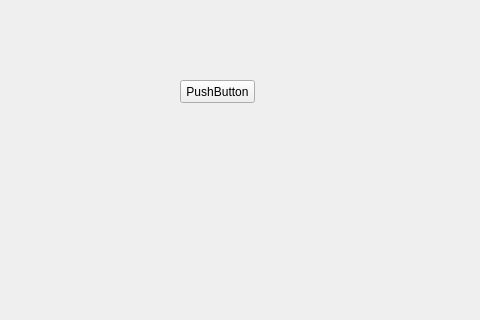
This is System/mainwindow.ui in starsload/46572020 as Qt 5 draws it before an edit; both pictures show x 140 to 620 and y 180 to 500 of the 800 by 600 pixel window. The edited form follows.
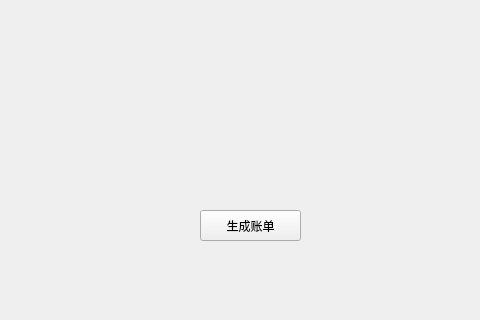
This is the edited form.

Commit message: 账单、详单页面设计

The edit to the form file:
```diff
--- a/System/mainwindow.ui
+++ b/System/mainwindow.ui
@@ -17,14 +17,14 @@
    <widget class="QPushButton" name="pushButton">
     <property name="geometry">
      <rect>
-      <x>320</x>
-      <y>260</y>
-      <width>75</width>
-      <height>23</height>
+      <x>340</x>
+      <y>390</y>
+      <width>101</width>
+      <height>31</height>
      </rect>
     </property>
     <property name="text">
-     <string>PushButton</string>
+     <string>生成账单</string>
     </property>
    </widget>
   </widget>
```
The commit also changes 49 other files.
